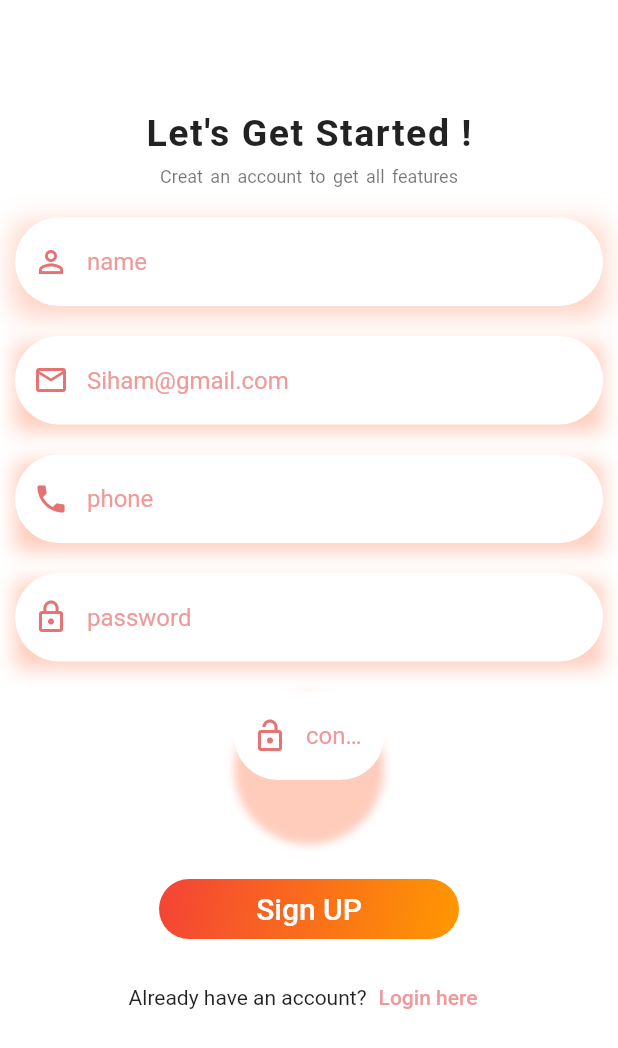
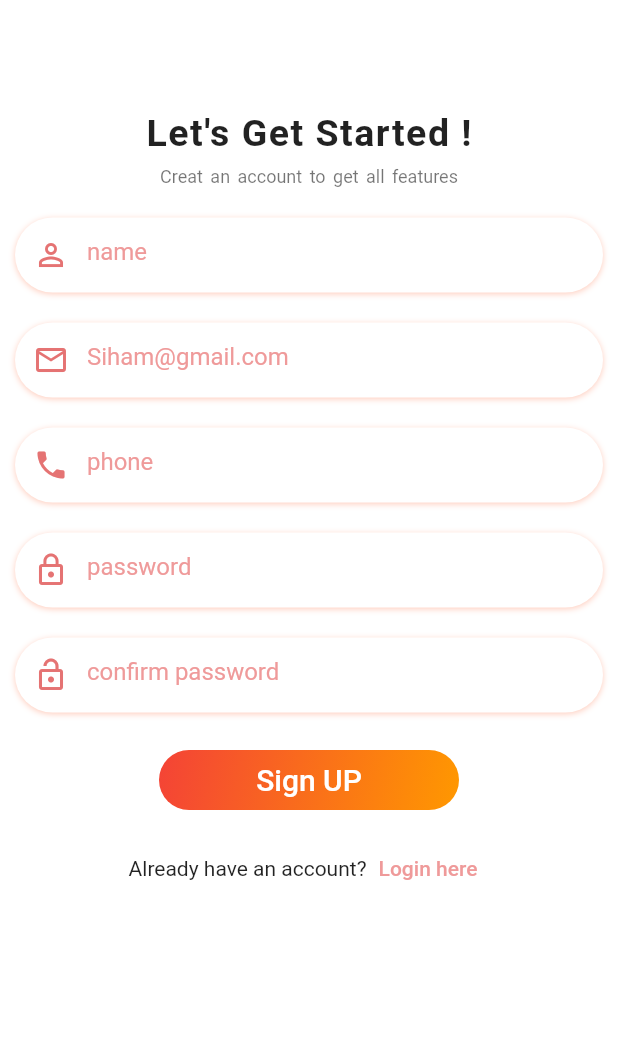
Before and after one commit to sihamqatani/login_challenge, a Flutter app: the screen it shows after launch, on a phone screen of 412 x 824 dp. Shown: the top 1048 px of the screen. Run offline on Flutter 3.47's test engine with Material 2 defaults, Android fonts, the phone set to English and light mode, and no system bars; our stand-ins replace font_awesome_flutter.

Commit message:
sizedbox

```diff
--- a/lib/modules/sign_up.dart
+++ b/lib/modules/sign_up.dart
@@ -35,12 +35,16 @@ class SignUp extends StatelessWidget {
               ),
               Padding(
                 padding: const EdgeInsets.all(10.0),
+                child: SizedBox(
+                  height: 50,
                   child: Container(
-                  decoration: BoxDecoration(boxShadow: [
+                    decoration: BoxDecoration(
+                        borderRadius: BorderRadius.circular(90),
+                        boxShadow: [
                           BoxShadow(
                             color: Colors.deepOrange[100]!,
-                      blurRadius: 15,
-                      offset: const Offset(0, 5),
+                            blurRadius: 3,
+                            offset: const Offset(0, 1),
                           )
                         ]),
                     child: TextFormField(
@@ -70,14 +74,19 @@ class SignUp extends StatelessWidget {
                     ),
                   ),
                 ),
+              ),
               Padding(
                 padding: const EdgeInsets.all(10.0),
+                child: SizedBox(
+                  height: 50,
                   child: Container(
-                  decoration: BoxDecoration(boxShadow: [
+                    decoration: BoxDecoration(
+                        borderRadius: BorderRadius.circular(90),
+                        boxShadow: [
                           BoxShadow(
                             color: Colors.deepOrange[100]!,
-                      blurRadius: 10,
-                      offset: const Offset(0, 5),
+                            blurRadius: 3,
+                            offset: const Offset(0, 1),
                           )
                         ]),
                     child: TextFormField(
@@ -106,14 +115,19 @@ class SignUp extends StatelessWidget {
                     ),
                   ),
                 ),
+              ),
               Padding(
                 padding: const EdgeInsets.all(10.0),
+                child: SizedBox(
+                  height: 50,
                   child: Container(
-                  decoration: BoxDecoration(boxShadow: [
+                    decoration: BoxDecoration(
+                        borderRadius: BorderRadius.circular(90),
+                        boxShadow: [
                           BoxShadow(
                             color: Colors.deepOrange[100]!,
-                      blurRadius: 10,
-                      offset: const Offset(0, 5),
+                            blurRadius: 3,
+                            offset: const Offset(0, 1),
                           )
                         ]),
                     child: TextFormField(
@@ -141,14 +155,19 @@ class SignUp extends StatelessWidget {
                     ),
                   ),
                 ),
+              ),
               Padding(
                 padding: const EdgeInsets.all(10.0),
+                child: SizedBox(
+                  height: 50,
                   child: Container(
-                  decoration: BoxDecoration(boxShadow: [
+                    decoration: BoxDecoration(
+                        borderRadius: BorderRadius.circular(90),
+                        boxShadow: [
                           BoxShadow(
                             color: Colors.deepOrange[100]!,
-                      blurRadius: 10,
-                      offset: const Offset(0, 5),
+                            blurRadius: 3,
+                            offset: const Offset(0, 1),
                           )
                         ]),
                     child: TextFormField(
@@ -176,19 +195,20 @@ class SignUp extends StatelessWidget {
                     ),
                   ),
                 ),
+              ),
               Padding(
                 padding: const EdgeInsets.all(10),
+                child: SizedBox(
+                  height: 50,
                   child: Container(
-                  height: 100,
-                  width: 100,
                     decoration: BoxDecoration(
                         borderRadius: BorderRadius.circular(90),
                         boxShadow: [
                           BoxShadow(
                             // spreadRadius: 1,
                             color: Colors.deepOrange[100]!,
-                          blurRadius: 4,
-                          offset: const Offset(0, 2),
+                            blurRadius: 3,
+                            offset: const Offset(0, 1),
                           )
                         ]),
                     child: TextFormField(
@@ -213,6 +233,7 @@ class SignUp extends StatelessWidget {
                           ),
                           hintText: 'confirm password',
                           hintStyle: TextStyle(color: Colors.red[200])),
+                    ),
                   ),
                 ),
               ),
```
Lines whose indentation alone changed are shown as unchanged.
